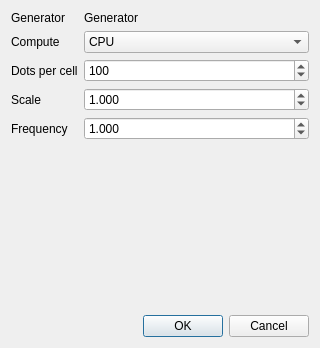
Above: src/apps/generator_settings_dialog.ui from b3h4re/world-gen before the change. Below: the same form after it.
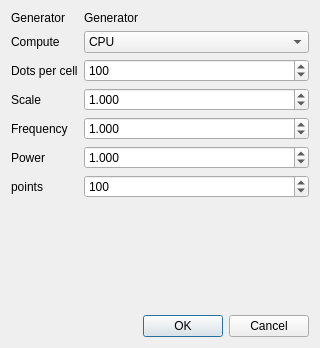
That is the form after the change.

Commit message: worley settings in gui

```diff
--- a/src/apps/generator_settings_dialog.ui
+++ b/src/apps/generator_settings_dialog.ui
@@ -58,19 +58,6 @@
        </property>
       </widget>
      </item>
-     <item row="2" column="1">
-      <widget class="QSpinBox" name="dotsPerCellSpinBox">
-       <property name="minimum">
-        <number>2</number>
-       </property>
-       <property name="maximum">
-        <number>2147483647</number>
-       </property>
-       <property name="value">
-        <number>100</number>
-       </property>
-      </widget>
-     </item>
      <item row="3" column="0">
       <widget class="QLabel" name="scaleLabel">
        <property name="text">
@@ -123,6 +110,65 @@
        </property>
       </widget>
      </item>
+     <item row="5" column="0">
+      <widget class="QLabel" name="powerLabel">
+       <property name="text">
+        <string>Power</string>
+       </property>
+      </widget>
+     </item>
+     <item row="5" column="1">
+      <widget class="QDoubleSpinBox" name="powerSpinBox">
+       <property name="decimals">
+        <number>3</number>
+       </property>
+       <property name="minimum">
+        <double>-1000000.000000000000000</double>
+       </property>
+       <property name="maximum">
+        <double>1000000.000000000000000</double>
+       </property>
+       <property name="singleStep">
+        <double>0.100000000000000</double>
+       </property>
+       <property name="value">
+        <double>1.000000000000000</double>
+       </property>
+      </widget>
+     </item>
+     <item row="6" column="0">
+      <widget class="QLabel" name="numPointsLabel">
+       <property name="text">
+        <string>points</string>
+       </property>
+      </widget>
+     </item>
+     <item row="2" column="1">
+      <widget class="QSpinBox" name="dotsPerCellSpinBox">
+       <property name="minimum">
+        <number>2</number>
+       </property>
+       <property name="maximum">
+        <number>2147483647</number>
+       </property>
+       <property name="value">
+        <number>100</number>
+       </property>
+      </widget>
+     </item>
+     <item row="6" column="1">
+      <widget class="QSpinBox" name="numPointsSpinBox">
+       <property name="minimum">
+        <number>2</number>
+       </property>
+       <property name="maximum">
+        <number>2147483647</number>
+       </property>
+       <property name="value">
+        <number>100</number>
+       </property>
+      </widget>
+     </item>
     </layout>
    </item>
    <item>
```
The commit also changes 2 other files.
